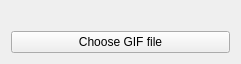
Above: Effects/GifPlayer/GifPlayer.ui from DLdota/OpenRGBEffectsPlugin before the change. Below: the same form after it.
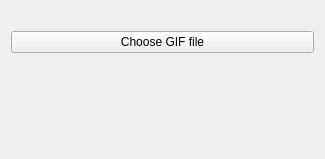
That is the form after the change.

What changed in the file:
```diff
--- a/Effects/GifPlayer/GifPlayer.ui
+++ b/Effects/GifPlayer/GifPlayer.ui
@@ -6,21 +6,14 @@
    <rect>
     <x>0</x>
     <y>0</y>
-    <width>241</width>
-    <height>60</height>
+    <width>325</width>
+    <height>159</height>
    </rect>
   </property>
   <property name="windowTitle">
    <string>Form</string>
   </property>
   <layout class="QGridLayout" name="gridLayout">
-   <item row="1" column="0">
-    <widget class="QPushButton" name="choose_gif_file">
-     <property name="text">
-      <string>Choose GIF file</string>
-     </property>
-    </widget>
-   </item>
    <item row="0" column="0">
     <widget class="QLabel" name="movie">
      <property name="text">
@@ -28,6 +21,26 @@
      </property>
     </widget>
    </item>
+   <item row="1" column="0">
+    <widget class="QPushButton" name="choose_gif_file">
+     <property name="text">
+      <string>Choose GIF file</string>
+     </property>
+    </widget>
+   </item>
+   <item row="2" column="0">
+    <spacer name="verticalSpacer">
+     <property name="orientation">
+      <enum>Qt::Vertical</enum>
+     </property>
+     <property name="sizeHint" stdset="0">
+      <size>
+       <width>20</width>
+       <height>40</height>
+      </size>
+     </property>
+    </spacer>
+   </item>
   </layout>
  </widget>
  <resources/>
```
